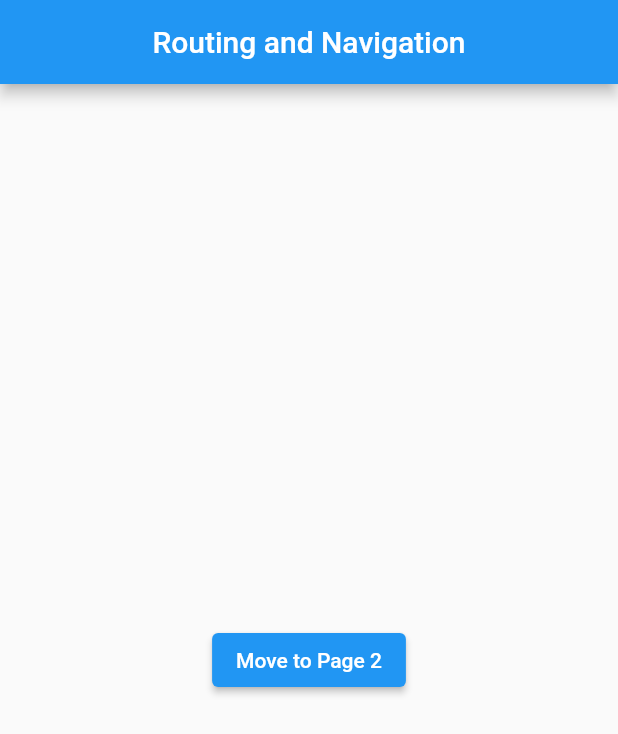
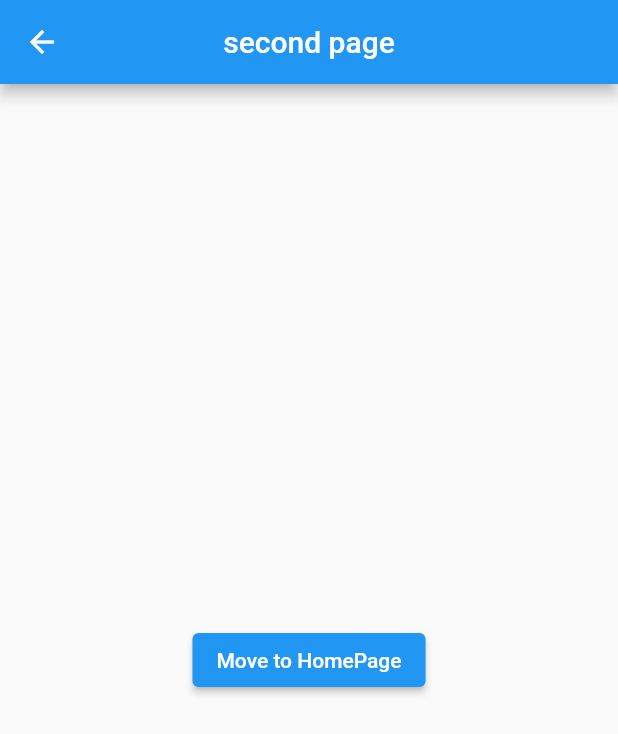
Before and after one commit to sadykovs/simple_navigate, a Flutter app: the screen it shows after launch, after a tap on "Move to Page 2", on a phone screen of 412 x 824 dp. Shown: the top 734 px of the screen. Run offline on Flutter 3.47's test engine with Material 2 defaults, Android fonts, the phone set to English and light mode, and no system bars.

Commit message:
second commit

```diff
--- a/lib/main.dart
+++ b/lib/main.dart
@@ -24,9 +24,33 @@ class HomePage extends StatelessWidget {
   Widget build(BuildContext context) {
     return Center(
       child: ElevatedButton(
-        onPressed: () {},
+        onPressed: () {
+          Route route = MaterialPageRoute(builder: (context) => Page2());
+          Navigator.push(context, route);
+        },
         child: const Text('Move to Page 2'),
       ),
     );
   }
 }
+
+class Page2 extends StatelessWidget {
+  @override
+  Widget build(BuildContext context) {
+    return Scaffold(
+      appBar: AppBar(
+        title: Text('second page'),
+        centerTitle: true,
+      ),
+      body: Center(
+        child: ElevatedButton(
+          onPressed: () {
+            Route route = MaterialPageRoute(builder: (context) => HomePage());
+            Navigator.pop(context);
+          },
+          child: const Text('Move to HomePage'),
+        ),
+      ),
+    );
+  }
+}
```
